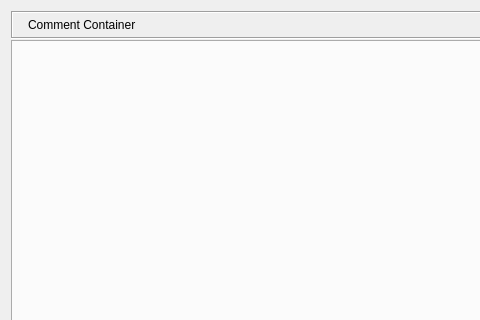
RetroShare/RetroShare, file retroshare-gui/src/gui/gxs/GxsCommentContainer.ui: the form before one commit; both pictures show x 0 to 480 and y 0 to 320 of the 726 by 557 pixel window.
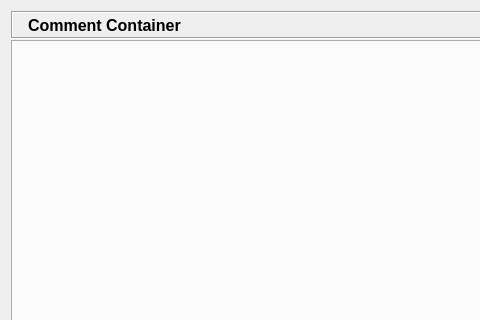
The form after the commit. Icons and pictures are not drawn. Custom widgets are drawn as their Qt base class.

Diff of the .ui file:
```diff
--- a/retroshare-gui/src/gui/gxs/GxsCommentContainer.ui
+++ b/retroshare-gui/src/gui/gxs/GxsCommentContainer.ui
@@ -46,7 +46,14 @@
        </widget>
       </item>
       <item>
-       <widget class="StyledLabel" name="titleBarLabel">
+       <widget class="QLabel" name="titleBarLabel">
+        <property name="font">
+         <font>
+          <pointsize>12</pointsize>
+          <weight>75</weight>
+          <bold>true</bold>
+         </font>
+        </property>
         <property name="text">
          <string>Comment Container</string>
         </property>
@@ -87,12 +94,7 @@
    <header>gui/common/RSTabWidget.h</header>
    <container>1</container>
   </customwidget>
-  <customwidget>
-   <class>StyledLabel</class>
-   <extends>QLabel</extends>
-   <header>gui/common/StyledLabel.h</header>
-  </customwidget>
- </customwidgets>
+	</customwidgets>
  <resources>
   <include location="../Posted/Posted_images.qrc"/>
  </resources>
```
